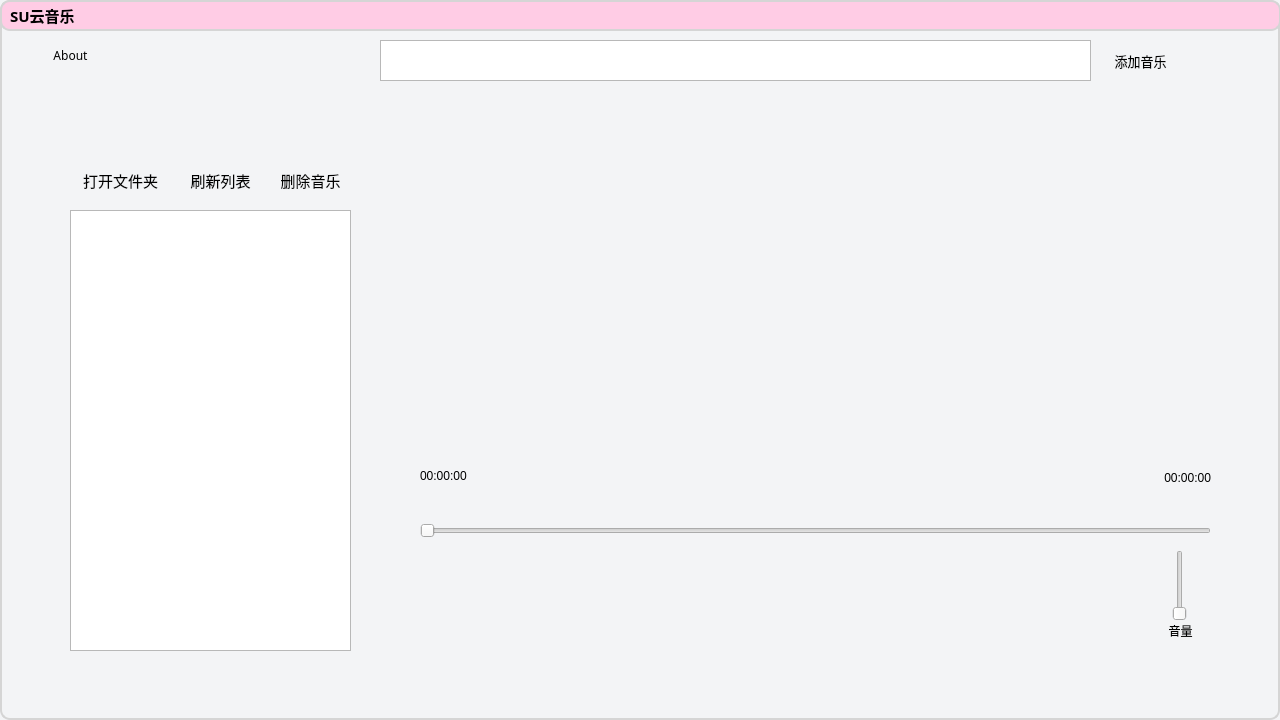
Qt form SUmusic.ui (SUDG01/QT-SUCloudMusic) before a commit.
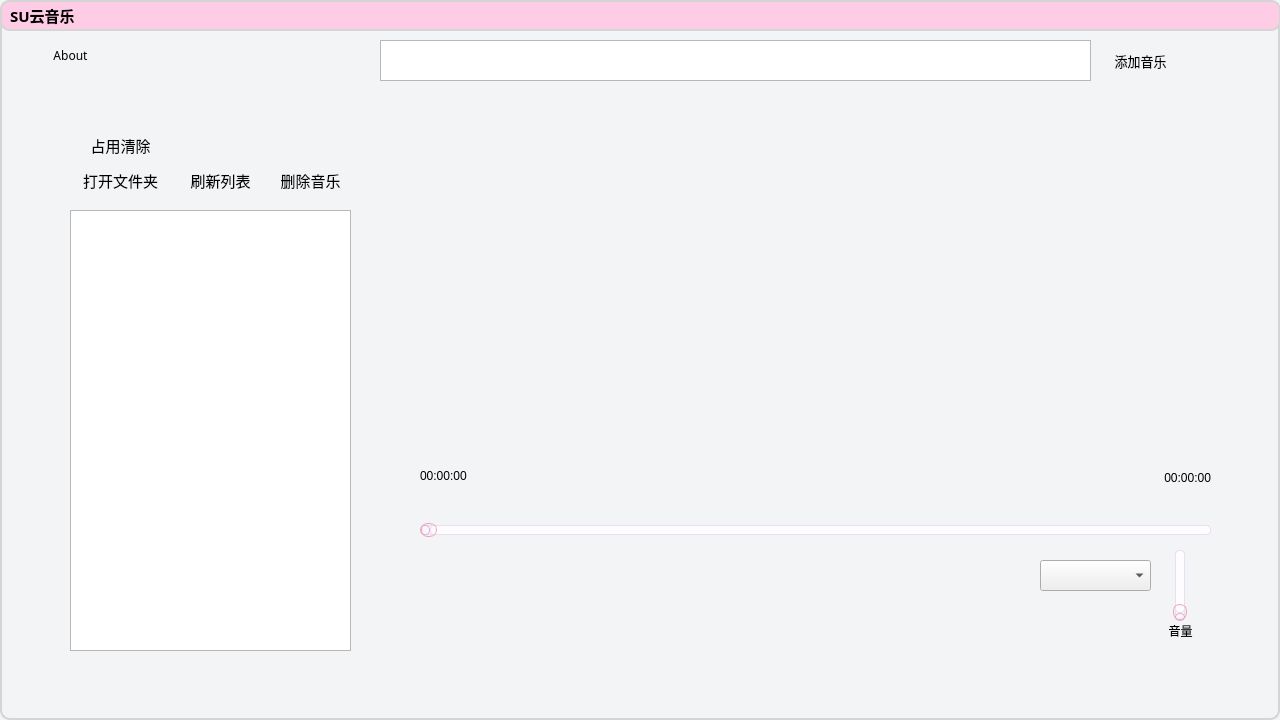
The same form after that commit. Icons and pictures are not drawn.

```diff
--- a/SUmusic.ui
+++ b/SUmusic.ui
@@ -242,6 +242,62 @@
       <height>41</height>
      </rect>
     </property>
+    <property name="styleSheet">
+     <string notr="true">QSlider::groove:horizontal {
+    border: 1px solid #e9dff0; /* 更亮的浅紫边框 */
+    background: #f8f6fc; /* 更亮的浅灰紫色槽道 */
+    height: 8px; /* 槽道高度 */
+    border-radius: 4px; /* 圆角槽道 */
+}
+
+QSlider::sub-page:horizontal {
+    background: qlineargradient(
+        spread:pad,
+        x1:0, y1:0, x2:1, y2:0,
+        stop:0 #f0c8dd, /* 更亮的浅粉紫 */
+        stop:1 #e6b2d1  /* 更亮的紫粉色 */
+    ); /* 已播放部分渐变 */
+    border: 1px solid #e6b2d1; /* 较亮的渐变边框 */
+    height: 8px;
+    border-radius: 4px;
+}
+
+QSlider::add-page:horizontal {
+    background: #fefcff; /* 更亮的未播放部分浅灰粉色 */
+    border: 1px solid #e9dff0; /* 更亮的浅紫边框 */
+    height: 8px;
+    border-radius: 4px;
+}
+
+QSlider::handle:horizontal {
+    background: qradialgradient(
+        cx:0.5, cy:0.5, radius:0.5,
+        fx:0.5, fy:0.5,
+        stop:0 #fff, /* 白色中心 */
+        stop:1 #f6c4d3 /* 更亮的浅粉外圈 */
+    ); /* 滑块渐变颜色 */
+    border: 1px solid #f0a3b8; /* 更亮的粉色边框 */
+    width: 14px; /* 滑块宽度 */
+    height: 14px; /* 滑块高度 */
+    margin: -3px 0; /* 调整垂直位置 */
+    border-radius: 7px; /* 圆形滑块 */
+}
+
+QSlider::handle:horizontal:hover {
+    background: qradialgradient(
+        cx:0.5, cy:0.5, radius:0.5,
+        fx:0.5, fy:0.5,
+        stop:0 #fff8fa, /* 悬浮时更亮的中心 */
+        stop:1 #f89ab6  /* 更亮的外圈亮粉色 */
+    ); /* 鼠标悬浮滑块渐变 */
+    border: 1px solid #f48ca2; /* 边框更亮 */
+}
+
+QSlider::groove:horizontal:hover {
+    background: #f9f3f9; /* 鼠标悬浮时更亮的浅紫色 */
+}
+</string>
+    </property>
     <property name="maximum">
      <number>100</number>
     </property>
@@ -397,6 +453,62 @@
       <height>71</height>
      </rect>
     </property>
+    <property name="styleSheet">
+     <string notr="true">QSlider::groove:vertical {
+    border: 1px solid #e9dff0; /* 边框浅紫色 */
+    background: #f8f6fc; /* 浅灰紫色槽道 */
+    width: 8px; /* 槽道宽度 */
+    border-radius: 4px; /* 圆角槽道 */
+}
+
+QSlider::sub-page:vertical {
+    background: #fefcff; /* 已调整部分浅灰粉色 */
+    border: 1px solid #e9dff0; /* 边框浅紫色 */
+    width: 8px;
+    border-radius: 4px;
+}
+
+QSlider::add-page:vertical {
+    background: qlineargradient(
+        spread:pad,
+        x1:0, y1:0, x2:0, y2:1,
+        stop:0 #f0c8dd, /* 更亮的浅粉紫 */
+        stop:1 #e6b2d1  /* 更亮的紫粉色 */
+    ); /* 未调整部分渐变 */
+    border: 1px solid #e6b2d1; /* 渐变边框 */
+    width: 8px;
+    border-radius: 4px;
+}
+
+QSlider::handle:vertical {
+    background: qradialgradient(
+        cx:0.5, cy:0.5, radius:0.5,
+        fx:0.5, fy:0.5,
+        stop:0 #fff, /* 白色中心 */
+        stop:1 #f6c4d3 /* 更亮的浅粉外圈 */
+    ); /* 滑块渐变颜色 */
+    border: 1px solid #f0a3b8; /* 边框浅粉色 */
+    width: 14px; /* 滑块宽度 */
+    height: 14px; /* 滑块高度 */
+    margin: 0 -3px; /* 调整水平位置 */
+    border-radius: 7px; /* 圆形滑块 */
+}
+
+QSlider::handle:vertical:hover {
+    background: qradialgradient(
+        cx:0.5, cy:0.5, radius:0.5,
+        fx:0.5, fy:0.5,
+        stop:0 #fff8fa, /* 悬浮时更亮的中心 */
+        stop:1 #f89ab6  /* 更亮的外圈亮粉色 */
+    ); /* 鼠标悬浮滑块渐变 */
+    border: 1px solid #f48ca2; /* 边框更亮 */
+}
+
+QSlider::groove:vertical:hover {
+    background: #f9f3f9; /* 鼠标悬浮时更亮的浅紫色 */
+}
+</string>
+    </property>
     <property name="orientation">
      <enum>Qt::Orientation::Vertical</enum>
     </property>
@@ -481,6 +593,44 @@
      <string>SU云音乐</string>
     </property>
    </widget>
+   <widget class="QComboBox" name="songMode">
+    <property name="geometry">
+     <rect>
+      <x>1040</x>
+      <y>560</y>
+      <width>111</width>
+      <height>31</height>
+     </rect>
+    </property>
+    <property name="font">
+     <font>
+      <family>微软雅黑</family>
+      <pointsize>10</pointsize>
+     </font>
+    </property>
+    <property name="currentText">
+     <string/>
+    </property>
+   </widget>
+   <widget class="QPushButton" name="pushButton">
+    <property name="geometry">
+     <rect>
+      <x>70</x>
+      <y>130</y>
+      <width>101</width>
+      <height>31</height>
+     </rect>
+    </property>
+    <property name="font">
+     <font>
+      <family>微软雅黑</family>
+      <pointsize>11</pointsize>
+     </font>
+    </property>
+    <property name="text">
+     <string>占用清除</string>
+    </property>
+   </widget>
   </widget>
  </widget>
  <resources>
```
Left out of the diff: 10 changed lines with no effect on the pictures.
